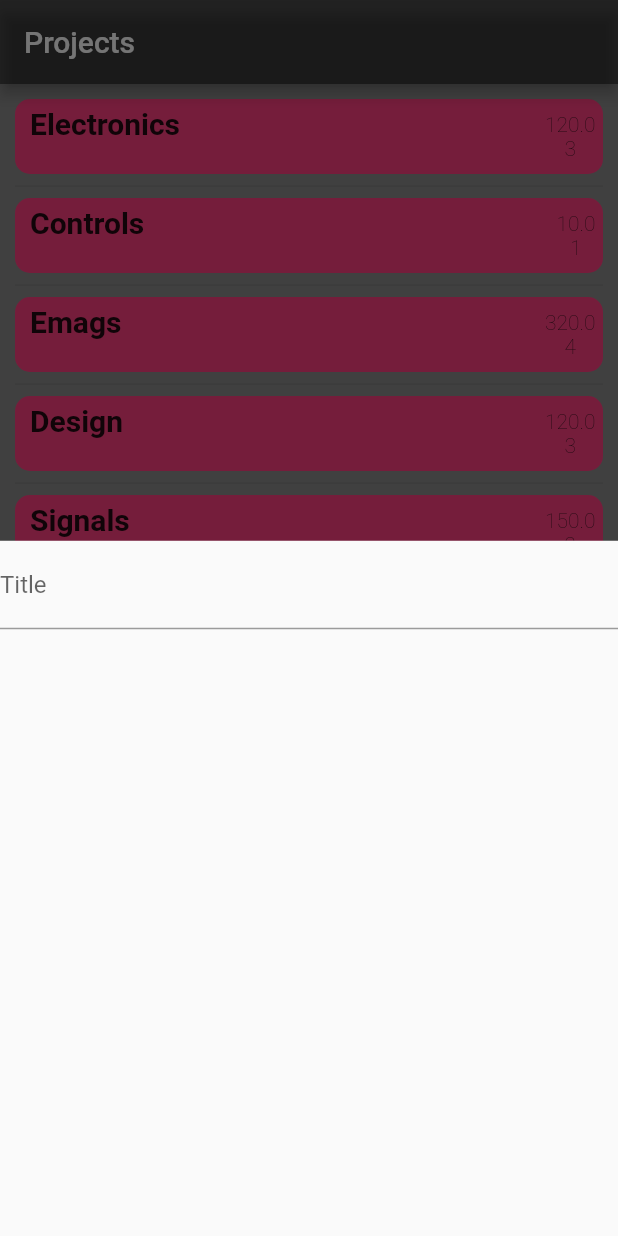
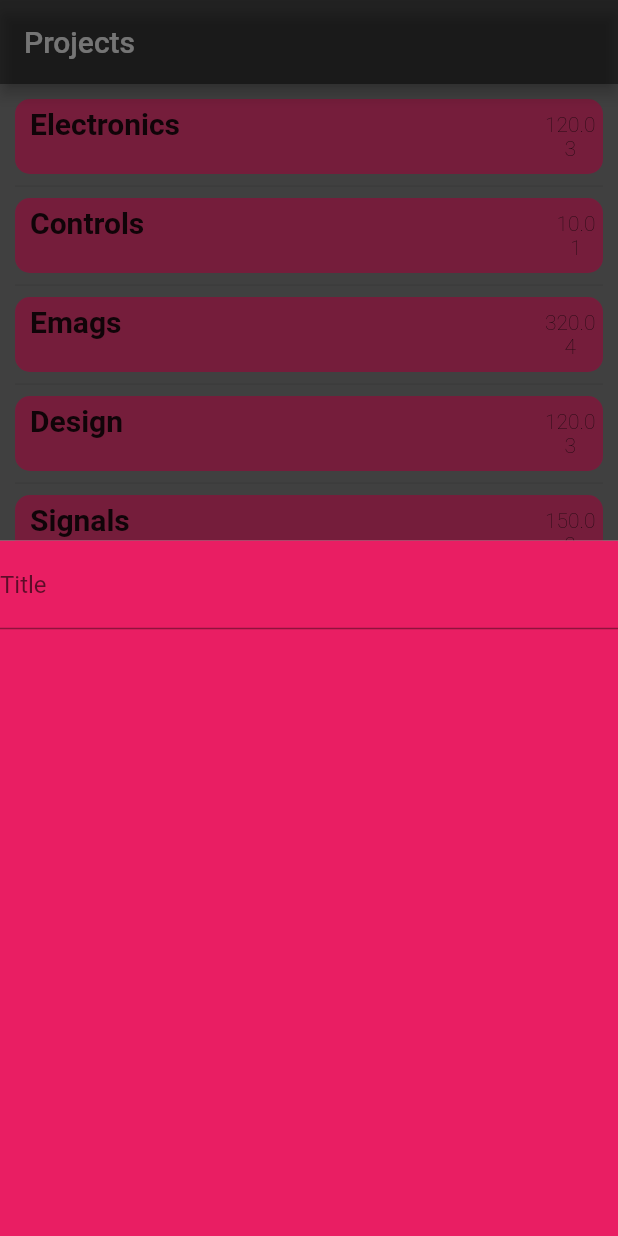
Before and after one commit to WaltDeyzel/Project-Time-Tracker, a Flutter app: the screen it shows after launch, after a tap on the "add" icon, on a phone screen of 412 x 824 dp. Run offline on Flutter 3.47's test engine with Material 2 defaults, Android fonts, the phone set to English and light mode, and no system bars.

Commit message:
Minor theming for user input.

```diff
--- a/lib/widgets/add_project.dart
+++ b/lib/widgets/add_project.dart
@@ -24,7 +24,9 @@ class _AddProjectState extends State<AddProject> {
   @override
   Widget build(BuildContext context) {
     var projects = Provider.of<Projects>(context);
-    return Form(
+    return Container(
+      color: Colors.pink,
+      child: Form(
         key: _form,
         child: ListView(
           children: <Widget>[
@@ -47,6 +49,7 @@ class _AddProjectState extends State<AddProject> {
             ),
           ],
         ),
+      ),
     );
   }
 }
```
Lines whose indentation alone changed are shown as unchanged.
